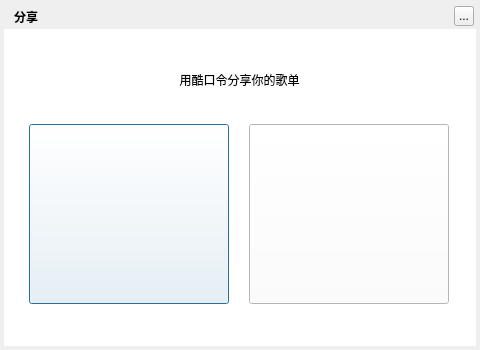
The window that TTKCore/musicUiKits/musicWidgetKits/musicsonglistsharingwidget.ui (Greedysky/TTKMusicPlayer) describes before a commit, drawn with Qt 5.
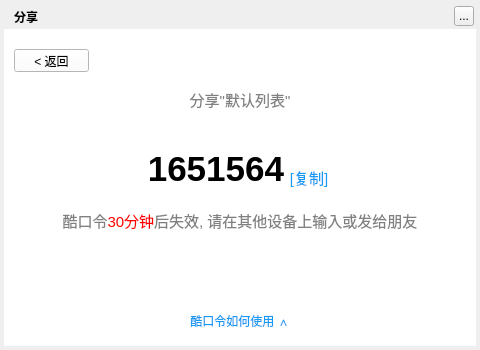
The same window after the commit. The open tabs and pages were chosen to show the change.

Patch:
```diff
--- a/TTKCore/musicUiKits/musicWidgetKits/musicsonglistsharingwidget.ui
+++ b/TTKCore/musicUiKits/musicWidgetKits/musicsonglistsharingwidget.ui
@@ -61,7 +61,7 @@
     <string>...</string>
    </property>
   </widget>
-  <widget class="QWidget" name="backgroundMask" native="true">
+  <widget class="QStackedWidget" name="stackedWidget">
    <property name="geometry">
     <rect>
      <x>4</x>
@@ -71,9 +71,13 @@
     </rect>
    </property>
    <property name="styleSheet">
-    <string notr="true">background:rgb(255,255,255)</string>
+    <string notr="true">background:white</string>
    </property>
-   <widget class="QPushButton" name="outputButton">
+   <property name="currentIndex">
+    <number>0</number>
+   </property>
+   <widget class="QWidget" name="mainWidget">
+    <widget class="QPushButton" name="mainOutputButton">
     <property name="geometry">
      <rect>
       <x>25</x>
@@ -92,7 +96,7 @@
      </size>
     </property>
    </widget>
-   <widget class="QPushButton" name="inputButton">
+    <widget class="QPushButton" name="mainInputButton">
     <property name="geometry">
      <rect>
       <x>245</x>
@@ -111,7 +115,7 @@
      </size>
     </property>
    </widget>
-   <widget class="QLabel" name="label">
+    <widget class="QLabel" name="mainLabel">
     <property name="geometry">
      <rect>
       <x>25</x>
@@ -131,6 +135,366 @@
     </property>
    </widget>
   </widget>
+   <widget class="QWidget" name="writeWidget">
+    <property name="cursor">
+     <cursorShape>ArrowCursor</cursorShape>
+    </property>
+    <widget class="QPushButton" name="writeBackButton">
+     <property name="geometry">
+      <rect>
+       <x>10</x>
+       <y>20</y>
+       <width>75</width>
+       <height>23</height>
+      </rect>
+     </property>
+     <property name="cursor">
+      <cursorShape>PointingHandCursor</cursorShape>
+     </property>
+     <property name="styleSheet">
+      <string notr="true"/>
+     </property>
+     <property name="text">
+      <string>&lt; 返回</string>
+     </property>
+    </widget>
+    <widget class="QWidget" name="writeMainWidget" native="true">
+     <property name="geometry">
+      <rect>
+       <x>0</x>
+       <y>50</y>
+       <width>472</width>
+       <height>251</height>
+      </rect>
+     </property>
+     <property name="styleSheet">
+      <string notr="true">font-size:15px;color:gray</string>
+     </property>
+     <layout class="QVBoxLayout" name="verticalLayout">
+      <property name="spacing">
+       <number>20</number>
+      </property>
+      <item>
+       <widget class="QLabel" name="writeMainLabel1">
+        <property name="minimumSize">
+         <size>
+          <width>0</width>
+          <height>40</height>
+         </size>
+        </property>
+        <property name="maximumSize">
+         <size>
+          <width>16777215</width>
+          <height>40</height>
+         </size>
+        </property>
+        <property name="text">
+         <string>分享&quot;默认列表&quot;</string>
+        </property>
+        <property name="alignment">
+         <set>Qt::AlignCenter</set>
+        </property>
+       </widget>
+      </item>
+      <item>
+       <widget class="QWidget" name="widget" native="true">
+        <layout class="QHBoxLayout" name="horizontalLayout">
+         <property name="spacing">
+          <number>0</number>
+         </property>
+         <property name="leftMargin">
+          <number>0</number>
+         </property>
+         <property name="topMargin">
+          <number>0</number>
+         </property>
+         <property name="rightMargin">
+          <number>0</number>
+         </property>
+         <property name="bottomMargin">
+          <number>0</number>
+         </property>
+         <item>
+          <spacer name="horizontalSpacer_2">
+           <property name="orientation">
+            <enum>Qt::Horizontal</enum>
+           </property>
+           <property name="sizeHint" stdset="0">
+            <size>
+             <width>40</width>
+             <height>20</height>
+            </size>
+           </property>
+          </spacer>
+         </item>
+         <item alignment="Qt::AlignBottom">
+          <widget class="QLabel" name="writeMainLabel2">
+           <property name="minimumSize">
+            <size>
+             <width>0</width>
+             <height>50</height>
+            </size>
+           </property>
+           <property name="maximumSize">
+            <size>
+             <width>16777215</width>
+             <height>50</height>
+            </size>
+           </property>
+           <property name="styleSheet">
+            <string notr="true">font-size:35px;font-weight:bold;color:black;</string>
+           </property>
+           <property name="text">
+            <string>1651564</string>
+           </property>
+           <property name="alignment">
+            <set>Qt::AlignBottom|Qt::AlignRight|Qt::AlignTrailing</set>
+           </property>
+          </widget>
+         </item>
+         <item alignment="Qt::AlignBottom">
+          <widget class="QPushButton" name="writeMainCopyButton">
+           <property name="minimumSize">
+            <size>
+             <width>50</width>
+             <height>0</height>
+            </size>
+           </property>
+           <property name="maximumSize">
+            <size>
+             <width>50</width>
+             <height>16777215</height>
+            </size>
+           </property>
+           <property name="cursor">
+            <cursorShape>PointingHandCursor</cursorShape>
+           </property>
+           <property name="styleSheet">
+            <string notr="true">border:none;color:rgb(22, 154, 243);</string>
+           </property>
+           <property name="text">
+            <string>[复制]</string>
+           </property>
+          </widget>
+         </item>
+         <item>
+          <spacer name="horizontalSpacer">
+           <property name="orientation">
+            <enum>Qt::Horizontal</enum>
+           </property>
+           <property name="sizeHint" stdset="0">
+            <size>
+             <width>40</width>
+             <height>20</height>
+            </size>
+           </property>
+          </spacer>
+         </item>
+        </layout>
+       </widget>
+      </item>
+      <item>
+       <widget class="QLabel" name="writeMainLabel3">
+        <property name="minimumSize">
+         <size>
+          <width>0</width>
+          <height>20</height>
+         </size>
+        </property>
+        <property name="maximumSize">
+         <size>
+          <width>16777215</width>
+          <height>20</height>
+         </size>
+        </property>
+        <property name="text">
+         <string>&lt;html&gt;&lt;head/&gt;&lt;body&gt;&lt;p&gt;酷口令&lt;span style=&quot; color:#ff0000;&quot;&gt;30分钟&lt;/span&gt;后失效, 请在其他设备上输入或发给朋友&lt;/p&gt;&lt;/body&gt;&lt;/html&gt;</string>
+        </property>
+        <property name="textFormat">
+         <enum>Qt::RichText</enum>
+        </property>
+        <property name="alignment">
+         <set>Qt::AlignCenter</set>
+        </property>
+       </widget>
+      </item>
+      <item>
+       <spacer name="verticalSpacer">
+        <property name="orientation">
+         <enum>Qt::Vertical</enum>
+        </property>
+        <property name="sizeHint" stdset="0">
+         <size>
+          <width>20</width>
+          <height>40</height>
+         </size>
+        </property>
+       </spacer>
+      </item>
+      <item>
+       <widget class="QLabel" name="writeMainLabel4">
+        <property name="styleSheet">
+         <string notr="true">font-size:12px;color:rgb(22, 154, 243);</string>
+        </property>
+        <property name="text">
+         <string>酷口令如何使用 ∧</string>
+        </property>
+        <property name="alignment">
+         <set>Qt::AlignCenter</set>
+        </property>
+       </widget>
+      </item>
+     </layout>
+    </widget>
+   </widget>
+   <widget class="QWidget" name="readWidget">
+    <widget class="QPushButton" name="readBackButton">
+     <property name="geometry">
+      <rect>
+       <x>10</x>
+       <y>20</y>
+       <width>75</width>
+       <height>23</height>
+      </rect>
+     </property>
+     <property name="cursor">
+      <cursorShape>PointingHandCursor</cursorShape>
+     </property>
+     <property name="styleSheet">
+      <string notr="true"/>
+     </property>
+     <property name="text">
+      <string>&lt; 返回</string>
+     </property>
+    </widget>
+    <widget class="QWidget" name="readMainWidget" native="true">
+     <property name="geometry">
+      <rect>
+       <x>0</x>
+       <y>50</y>
+       <width>472</width>
+       <height>251</height>
+      </rect>
+     </property>
+     <property name="styleSheet">
+      <string notr="true">font-size:18px;color:gray</string>
+     </property>
+     <layout class="QVBoxLayout" name="verticalLayout1">
+      <property name="spacing">
+       <number>20</number>
+      </property>
+      <item>
+       <widget class="QLabel" name="readMainLabel1">
+        <property name="minimumSize">
+         <size>
+          <width>0</width>
+          <height>50</height>
+         </size>
+        </property>
+        <property name="maximumSize">
+         <size>
+          <width>16777215</width>
+          <height>50</height>
+         </size>
+        </property>
+        <property name="text">
+         <string>输入酷口令, 获得歌曲列表</string>
+        </property>
+        <property name="alignment">
+         <set>Qt::AlignCenter</set>
+        </property>
+       </widget>
+      </item>
+      <item alignment="Qt::AlignHCenter">
+       <widget class="QLineEdit" name="readMainEdit">
+        <property name="minimumSize">
+         <size>
+          <width>350</width>
+          <height>35</height>
+         </size>
+        </property>
+        <property name="maximumSize">
+         <size>
+          <width>350</width>
+          <height>35</height>
+         </size>
+        </property>
+        <property name="styleSheet">
+         <string notr="true">QLineEdit{border:1px solid rgb(22, 154, 243);}</string>
+        </property>
+        <property name="alignment">
+         <set>Qt::AlignCenter</set>
+        </property>
+       </widget>
+      </item>
+      <item alignment="Qt::AlignHCenter">
+       <widget class="QPushButton" name="readMainButton">
+        <property name="minimumSize">
+         <size>
+          <width>350</width>
+          <height>35</height>
+         </size>
+        </property>
+        <property name="maximumSize">
+         <size>
+          <width>350</width>
+          <height>35</height>
+         </size>
+        </property>
+        <property name="cursor">
+         <cursorShape>PointingHandCursor</cursorShape>
+        </property>
+        <property name="styleSheet">
+         <string notr="true">background:rgb(22, 154, 243);border:none;color:white;font-size:15px;font-weight:bold;</string>
+        </property>
+        <property name="text">
+         <string>确定</string>
+        </property>
+       </widget>
+      </item>
+      <item>
+       <widget class="QLabel" name="readMainLabel2">
+        <property name="styleSheet">
+         <string notr="true">font-size:14px;</string>
+        </property>
+        <property name="text">
+         <string>同时新建歌曲列表</string>
+        </property>
+        <property name="alignment">
+         <set>Qt::AlignCenter</set>
+        </property>
+       </widget>
+      </item>
+      <item>
+       <spacer name="verticalSpacer_2">
+        <property name="orientation">
+         <enum>Qt::Vertical</enum>
+        </property>
+        <property name="sizeHint" stdset="0">
+         <size>
+          <width>20</width>
+          <height>40</height>
+         </size>
+        </property>
+       </spacer>
+      </item>
+      <item>
+       <widget class="QLabel" name="readMainLabel3">
+        <property name="styleSheet">
+         <string notr="true">font-size:12px;color:rgb(22, 154, 243);</string>
+        </property>
+        <property name="text">
+         <string>如何获取酷口令 ∧</string>
+        </property>
+        <property name="alignment">
+         <set>Qt::AlignCenter</set>
+        </property>
+       </widget>
+      </item>
+     </layout>
+    </widget>
+   </widget>
+  </widget>
   <zorder>background</zorder>
   <zorder>backgroundMask</zorder>
   <zorder>topTitleName</zorder>
```
Left out of the diff: 10 changed lines with no effect on the pictures. Lines whose indentation alone changed are shown as unchanged.
